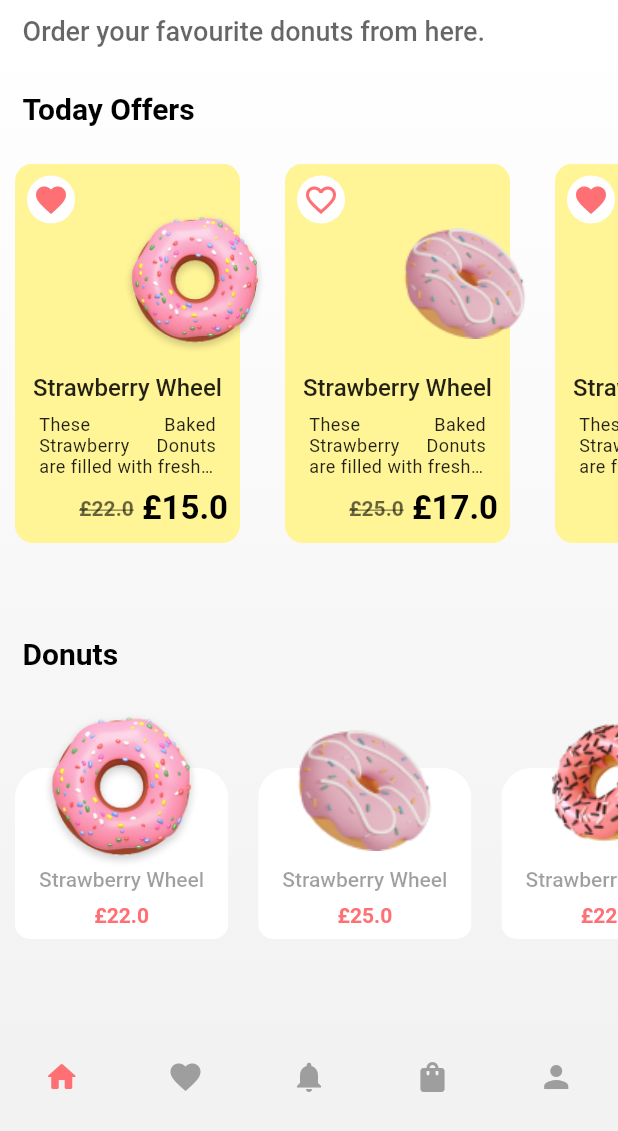
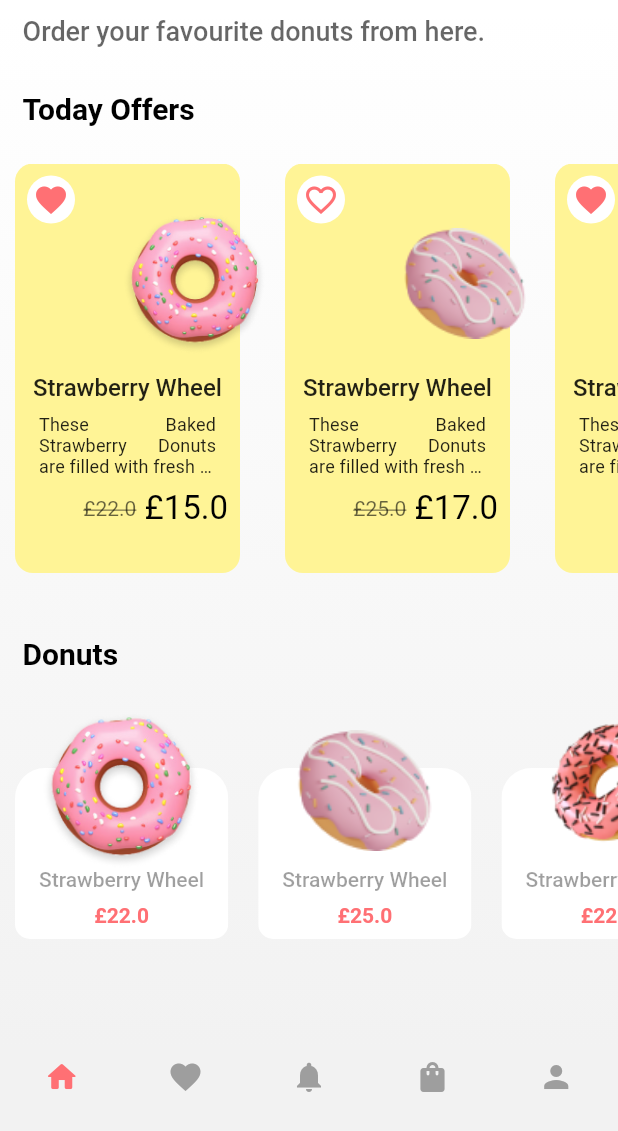
Before and after one commit to MrCo0oder/GoNuts, a Flutter app: the HomePageState screen opened directly, on a phone screen of 412 x 824 dp, the part 105-1236 px from its top. Run offline on Flutter 3.47's test engine with Material 2 defaults, Android fonts, the light colour scheme and no system bars; our stand-ins replace sizer.

Commit message:
ui enhancement

```diff
--- a/lib/ui/home-screen.dart
+++ b/lib/ui/home-screen.dart
@@ -1,7 +1,7 @@
 import '../models/donuts_item.dart';
 import '../models/offers_item.dart';
 
-var list = [
+final list = [
   OfferItem(
       isLiked: true,
       donutName: 'Strawberry Wheel',
@@ -67,7 +67,7 @@ var list = [
       donutPrice: 22.0,
       offer: 15),
 ];
-var donutsList = [
+final donutsList = [
   DonutsItem(
     donutName: 'Strawberry Wheel',
     imagePath: 'images/strawberry_wheel.png',
--- a/lib/ui/home_page.dart
+++ b/lib/ui/home_page.dart
@@ -20,6 +20,7 @@ class _HomePageState extends State<HomePage> {
       title: 'Flutter App',
       theme: ThemeData(
         colorScheme: ColorScheme.fromSeed(seedColor: const Color(0xFFFF7074)),
+        fontFamily: 'Poppins',
         useMaterial3: false,
       ),
       home: const HomePageState(),
@@ -40,9 +41,28 @@ class _HomePageStateState extends State<HomePageState> {
   @override
   Widget build(BuildContext context) {
     appBar ??= normalAppBar();
-    return Scaffold(
-      appBar: appBar,
-      body:  Container(
+    if (!(_setSelectedItemIndex == 0)) {
+      appBar = AppBar(
+        backgroundColor: Colors.white,
+        elevation: 0,
+        title: Text(
+          ' Your favourite donuts is here',
+          style: TextStyle(
+            color: Constants.accentColor,
+            fontWeight: FontWeight.w500,
+            fontSize: 18,
+          ),
+          textAlign: TextAlign.start,
+          overflow: TextOverflow.ellipsis,
+        ),
+        centerTitle: true,
+      );
+    } else {
+      appBar = normalAppBar();
+    }
+    final pages = [
+
+      Container(
         height: double.infinity,
         decoration: const BoxDecoration(
           gradient: LinearGradient(
@@ -112,7 +132,7 @@ class _HomePageStateState extends State<HomePageState> {
                   ),
                 ),
                 SizedBox(
-                  height: 156,
+                  height: 159,
                   child: ListView.builder(
                       scrollDirection: Axis.horizontal,
                       itemCount: donutsList.length,
@@ -125,6 +145,64 @@ class _HomePageStateState extends State<HomePageState> {
               ]),
         ),
       ),
+      Container(
+        height: double.infinity,
+        decoration: const BoxDecoration(
+          gradient: LinearGradient(
+            begin: Alignment.topCenter,
+            end: Alignment.bottomCenter,
+            colors: [
+              Colors.white,
+              Color(0xFFF2F2F2),
+            ],
+          ),
+        ),
+        child: Padding(
+          padding: const EdgeInsets.symmetric(horizontal: 10),
+          child: ListView.builder(
+              itemCount: list.length,
+              itemBuilder: (c, i) {
+                return Material(
+                  color: Colors.transparent,
+                  child: Container(
+                    margin: const EdgeInsetsDirectional.symmetric(vertical: 5),
+                    child: ListTile(
+                      isThreeLine: true,
+                      tileColor: Constants.primaryColor.withOpacity(0.3),
+                      splashColor: Constants.primaryColor,
+                      onTap: () {
+                        print(list[i].donutName);
+                      },
+                      shape: RoundedRectangleBorder(
+                          borderRadius: BorderRadius.circular(15)),
+                      leading:
+                          Image.asset(list[i].imagePath, width: 50, height: 50),
+                      subtitle: Text(
+                        list[i].donutDescription,
+                        textAlign: TextAlign.justify,
+                        overflow: TextOverflow.ellipsis,
+                        maxLines: 3,
+                        style: TextStyle(
+                          color: Constants.fontColorBlack60,
+                          letterSpacing: 0.12,
+                        ),
+                      ),
+                      trailing: Text(
+                        list[i].donutPrice.toString(),
+                        textAlign: TextAlign.center,
+                        style: TextStyle(color: Constants.accentColor),
+                      ),
+                      title: Text(list[i].donutName),
+                    ),
+                  ),
+                );
+              }),
+        ),
+      ),
+    ];
+    return Scaffold(
+      appBar: appBar,
+      body: pages[_setSelectedItemIndex],
       bottomNavigationBar: BottomNavigationBar(
         onTap: _setSelectedItem,
         elevation: 0,
--- a/lib/ui/widgets/donuts_card.dart
+++ b/lib/ui/widgets/donuts_card.dart
@@ -21,13 +21,13 @@ class _DonutsCardState extends State<DonutsCard> {
 
   Widget item(DonutsItem item) {
     return GestureDetector(
-      onTap:  () {
+      onTap: () {
         Navigator.push(
           context,
           MaterialPageRoute(
               builder: (context) => DonutsDetailsPage(
-                item: item,
-              )),
+                    item: item,
+                  )),
         );
       },
       child: Padding(
--- a/lib/ui/widgets/offer_card.dart
+++ b/lib/ui/widgets/offer_card.dart
@@ -1,6 +1,5 @@
 import 'package:flutter/material.dart';
 import 'package:learner_app/models/offers_item.dart';
-import 'package:shared_preferences/shared_preferences.dart';
 
 import '../../models/donuts_item.dart';
 import '../../utils/constants.dart';
@@ -23,28 +22,30 @@ class _OffersCardState extends State<OffersCard> {
 
   Widget item(OfferItem offerItem) {
     return GestureDetector(
-      onTap:  () {
+      onTap: () {
         Navigator.push(
           context,
           MaterialPageRoute(
               builder: (context) => DonutsDetailsPage(
-                item: DonutsItem(imagePath: widget.offerItem.imagePath, donutName: widget.offerItem.donutName, donutDescription: widget.offerItem.donutDescription, donutPrice: widget.offerItem.offer),
+                    item: DonutsItem(
+                        imagePath: widget.offerItem.imagePath,
+                        donutName: widget.offerItem.donutName,
+                        donutDescription: widget.offerItem.donutDescription,
+                        donutPrice: widget.offerItem.offer),
                   )),
         );
       },
-
       child: Stack(alignment: Alignment.topRight, children: [
         Row(
           children: [
             Container(
-              height: 253,
+              height: 273,
               width: 150,
               margin: const EdgeInsets.only(left: 10),
+              padding: const EdgeInsetsDirectional.all(8),
               decoration: BoxDecoration(
                   color: offerItem.cardColor,
                   borderRadius: BorderRadius.circular(12)),
-              child: Padding(
-                padding: const EdgeInsets.all(8.0),
               child: Column(
                 crossAxisAlignment: CrossAxisAlignment.start,
                 children: [
@@ -56,7 +57,8 @@ class _OffersCardState extends State<OffersCard> {
                     child: InkWell(
                       onTap: () {
                         setState(() {
-                            widget.offerItem.isLiked = !widget.offerItem.isLiked;
+                          widget.offerItem.isLiked =
+                              !widget.offerItem.isLiked;
                         });
                       },
                       child: offerItem.isLiked == true
@@ -91,12 +93,10 @@ class _OffersCardState extends State<OffersCard> {
                             style: const TextStyle(
                                 fontWeight: FontWeight.w400,
                                 fontSize: 12,
-                                  letterSpacing: 0.3),
+                                letterSpacing: 0.12),
                           ),
                         ),
-                          Container(
-                            margin: const EdgeInsets.only(bottom: 15),
-                            child: Row(
+                        Row(
                           mainAxisAlignment: MainAxisAlignment.end,
                           crossAxisAlignment: CrossAxisAlignment.center,
                           children: [
@@ -104,7 +104,8 @@ class _OffersCardState extends State<OffersCard> {
                               '£${widget.offerItem.donutPrice}',
                               style: TextStyle(
                                   color: Constants.fontColorBlack,
-                                      fontWeight: FontWeight.w600,
+                                  fontWeight: FontWeight.w400,
+                                  fontStyle: FontStyle.normal,
                                   fontSize: 14,
                                   decoration: TextDecoration.lineThrough),
                             ),
@@ -112,18 +113,17 @@ class _OffersCardState extends State<OffersCard> {
                               ' £${widget.offerItem.offer}',
                               style: const TextStyle(
                                 color: Colors.black,
-                                    fontWeight: FontWeight.w600,
+                                fontWeight: FontWeight.w400,
+                                fontStyle: FontStyle.normal,
                                 fontSize: 22,
                               ),
                             ),
                           ],
-                            ),
                         )
                       ],
                     ),
                   )
                 ],
-                ),
               ),
             ),
             const SizedBox(
@@ -149,5 +149,4 @@ class _OffersCardState extends State<OffersCard> {
       ]),
     );
   }
-
 }
```
Also changed, not shown: lib/ui/donuts_details_page.dart (+7 -11 lines), pubspec.yaml (+7 -14 lines), assets/fonts/Poppins-Bold.ttf (added), assets/fonts/Poppins-Light.ttf (added), assets/fonts/Poppins-Medium.ttf (added), assets/fonts/Poppins-Regular.ttf (added), pubspec.lock, 1 other file. Lines whose indentation alone changed are shown as unchanged.
